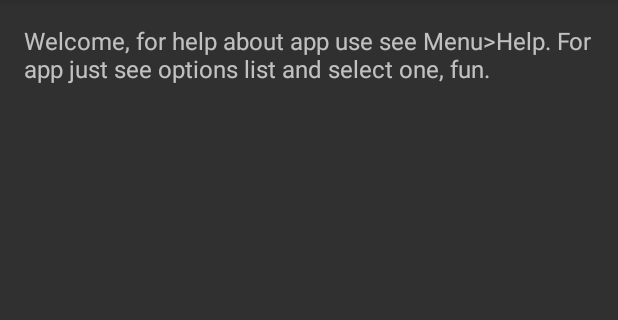
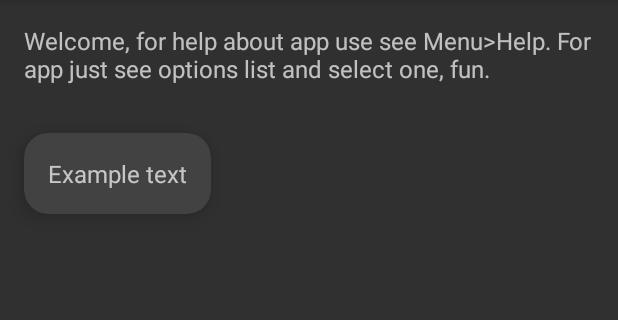
Before and after one commit to Devil64-Dev/app_my_file_rename, an Android app: the screen it shows after launch (MainActivity), on a phone screen of 412 x 824 dp, the part 84-404 px from its top. Run offline under Robolectric (Android 15) with nearby library versions, the phone set to English and light mode, and no system bars.

Commit message:
Added CardView example widget

```diff
--- a/app/src/main/res/layout/activity_main.xml
+++ b/app/src/main/res/layout/activity_main.xml
@@ -1,5 +1,7 @@
 <?xml version="1.0" encoding="utf-8"?>
 <LinearLayout xmlns:android="http://schemas.android.com/apk/res/android"
+    xmlns:card_view="http://schemas.android.com/apk/res-auto"
+    xmlns:tools="http://schemas.android.com/tools"
     android:layout_height="match_parent"
     android:layout_width="match_parent"
     android:orientation="vertical">
@@ -8,7 +10,21 @@
         android:id="@+id/welcome_text"
         android:layout_width="match_parent"
         android:layout_height="wrap_content"
+        android:layout_margin="@dimen/welcome_text_padding"
         android:text="@string/welcome_text"
-        android:textSize="@dimen/welcome_text_size"
-        android:layout_margin="@dimen/welcome_text_padding"/>
+        android:textSize="@dimen/welcome_text_size" />
+
+    <androidx.cardview.widget.CardView
+        android:layout_width="wrap_content"
+        android:layout_height="wrap_content"
+        android:layout_margin="@dimen/card_margin"
+        card_view:cardCornerRadius="@dimen/card_round_corner"
+        card_view:cardElevation="@dimen/card_elevation">
+        <TextView
+            android:layout_width="match_parent"
+            android:layout_height="wrap_content"
+            android:layout_margin="@dimen/welcome_text_padding"
+            android:text="Example text"
+            android:textSize="@dimen/welcome_text_size" />
+    </androidx.cardview.widget.CardView>
 </LinearLayout>
```
